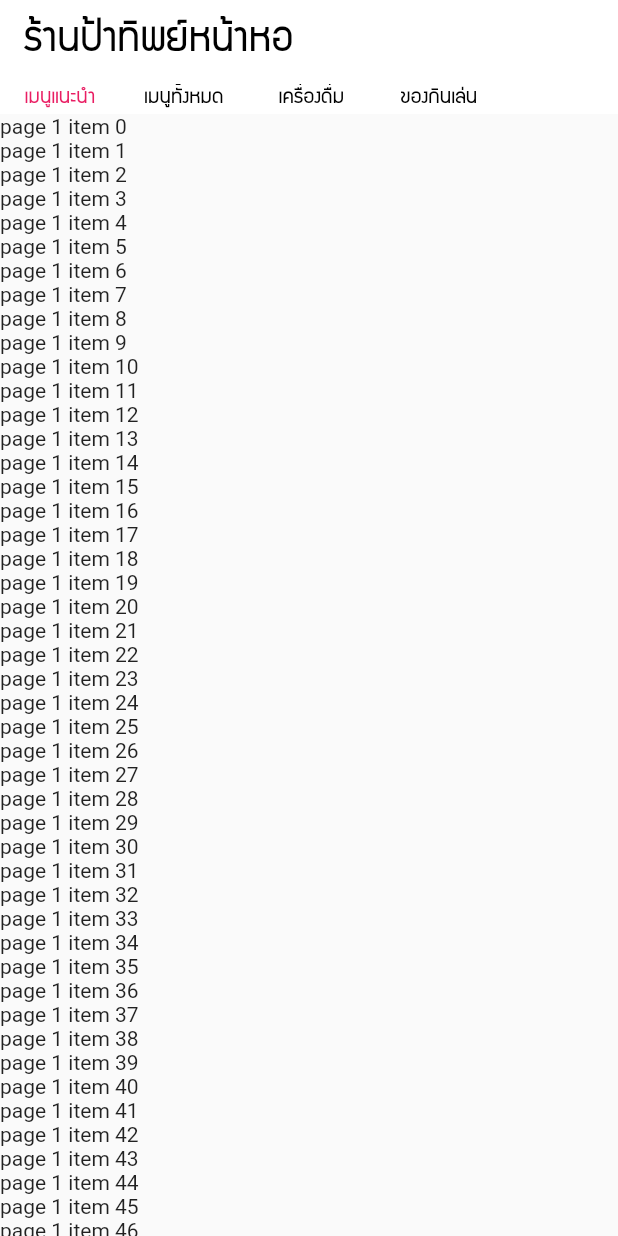
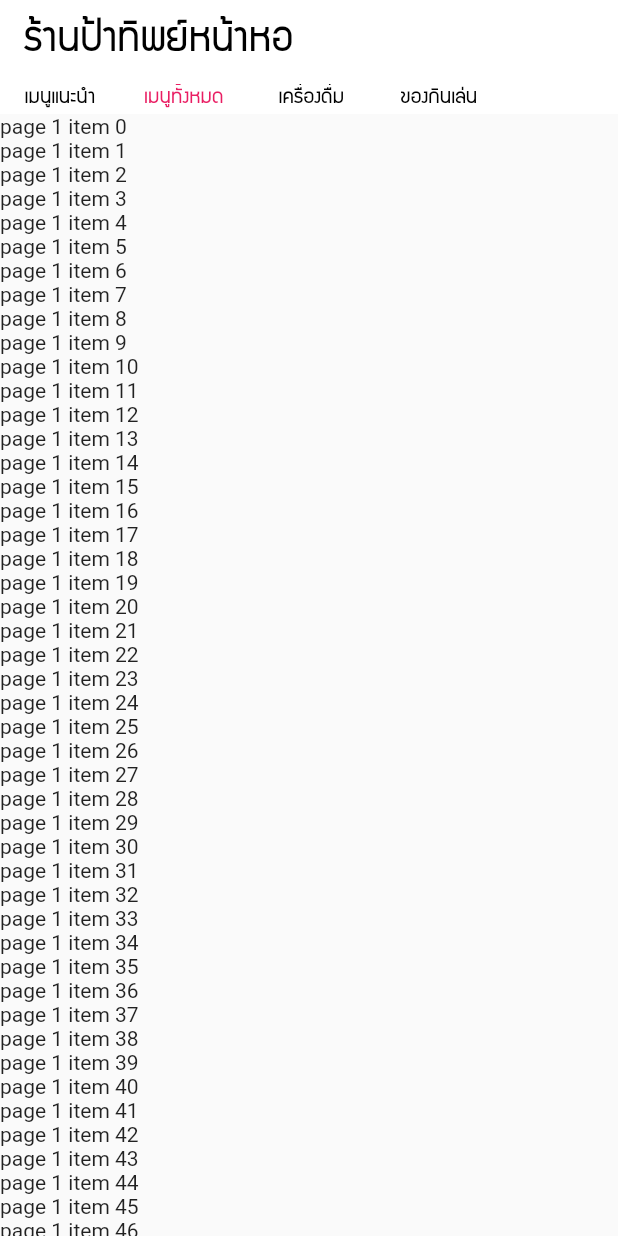
Before and after one commit to benzjakk/khanomfood, a Flutter app: the StorefrontPageChild screen opened directly, after a tap on "เมนูทั้งหมด", on a phone screen of 412 x 824 dp. Run offline on Flutter 3.47's test engine with Material 2 defaults, Android fonts, the phone set to English and light mode, and no system bars.

Commit message:
update pageView

```diff
--- a/khanomfood/lib/ui/pages/notification_page.dart
+++ b/khanomfood/lib/ui/pages/notification_page.dart
@@ -39,8 +39,6 @@ class _NotificationPageState extends State<NotificationPageChild> {
     setState(() {
       _pageController.animateToPage(0,
           duration: Duration(milliseconds: 200), curve: Curves.linear);
-      notiColor = Colors.pink;
-      hisColor = Colors.black;
     });
   }
 
@@ -48,8 +46,6 @@ class _NotificationPageState extends State<NotificationPageChild> {
     setState(() {
       _pageController.animateToPage(1,
           duration: Duration(milliseconds: 200), curve: Curves.linear);
-      notiColor = Colors.black;
-      hisColor = Colors.pink;
     });
   }
 
--- a/khanomfood/lib/ui/pages/storefront_page.dart
+++ b/khanomfood/lib/ui/pages/storefront_page.dart
@@ -126,6 +126,36 @@ class _StorefrontPageState extends State<StorefrontPageChild> {
               controller: _pageController,
               pageSnapping: true,
               scrollDirection: Axis.horizontal,
+              onPageChanged: (index) {
+                if (index == 0)
+                  setState(() {
+                    _1 = Colors.pink;
+                    _2 = Colors.black;
+                    _3 = Colors.black;
+                    _4 = Colors.black;
+                  });
+                else if (index == 1)
+                  setState(() {
+                    _1 = Colors.black;
+                    _2 = Colors.pink;
+                    _3 = Colors.black;
+                    _4 = Colors.black;
+                  });
+                else if (index == 2)
+                  setState(() {
+                    _1 = Colors.black;
+                    _2 = Colors.black;
+                    _3 = Colors.pink;
+                    _4 = Colors.black;
+                  });
+                else
+                  setState(() {
+                    _1 = Colors.black;
+                    _2 = Colors.black;
+                    _3 = Colors.black;
+                    _4 = Colors.pink;
+                  });
+              },
               children: <Widget>[
                 Container(
                   child: ListView.builder(
```
